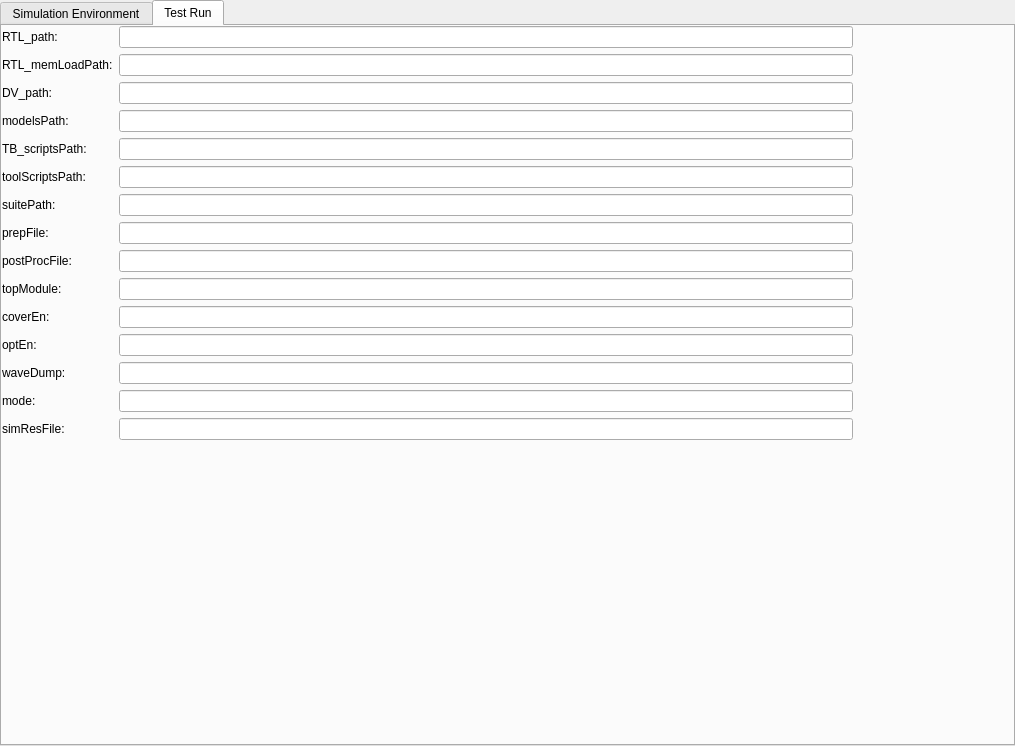
Qt form app/configure.ui (adwaydhillon/Prysm-Automation-Framework) before a commit.
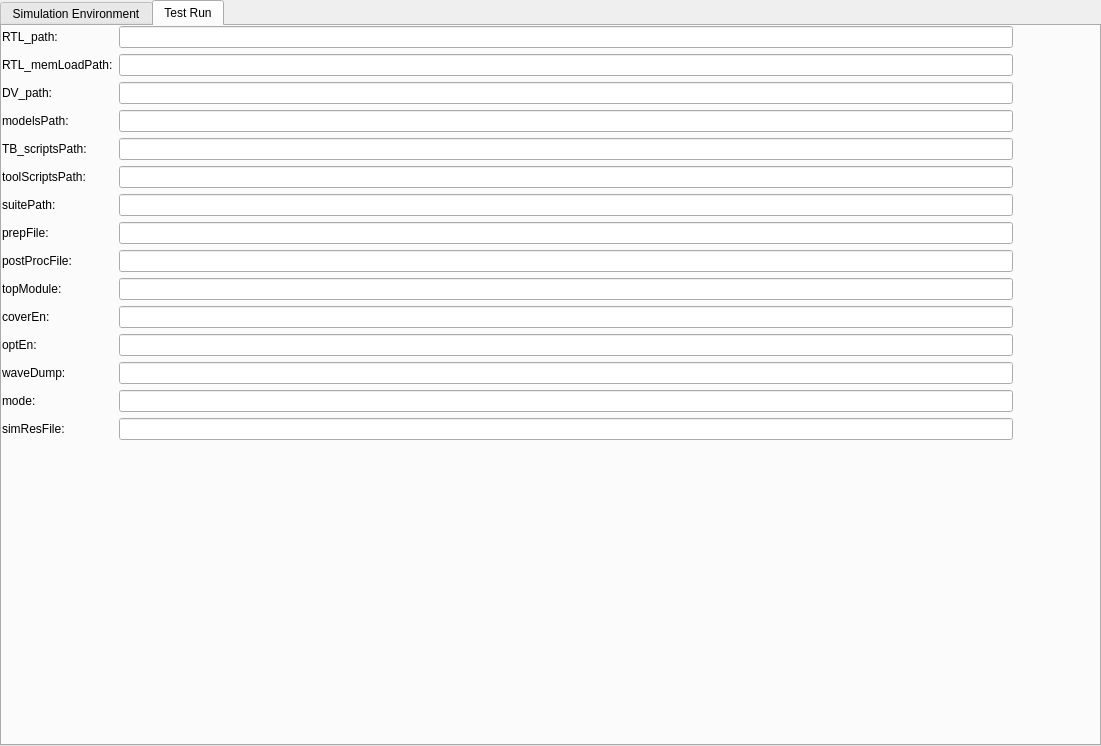
The same form after that commit. The open tabs and pages were chosen to show the change.

```diff
--- a/app/configure.ui
+++ b/app/configure.ui
@@ -6,7 +6,7 @@
    <rect>
     <x>0</x>
     <y>0</y>
-    <width>1015</width>
+    <width>1101</width>
     <height>746</height>
    </rect>
   </property>
@@ -197,8 +197,8 @@
      <rect>
       <x>0</x>
       <y>0</y>
-      <width>851</width>
-      <height>561</height>
+      <width>1011</width>
+      <height>721</height>
      </rect>
     </property>
     <layout class="QFormLayout" name="formLayout">
```
Left out of the diff: 2 changed lines with no effect on the pictures.
